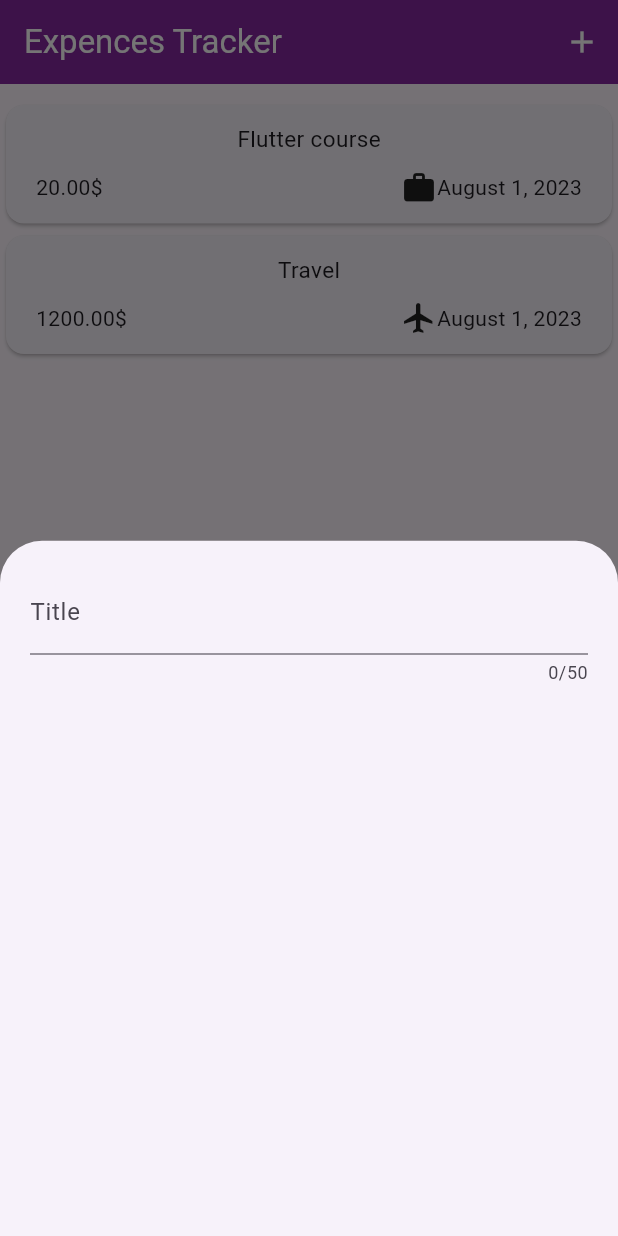
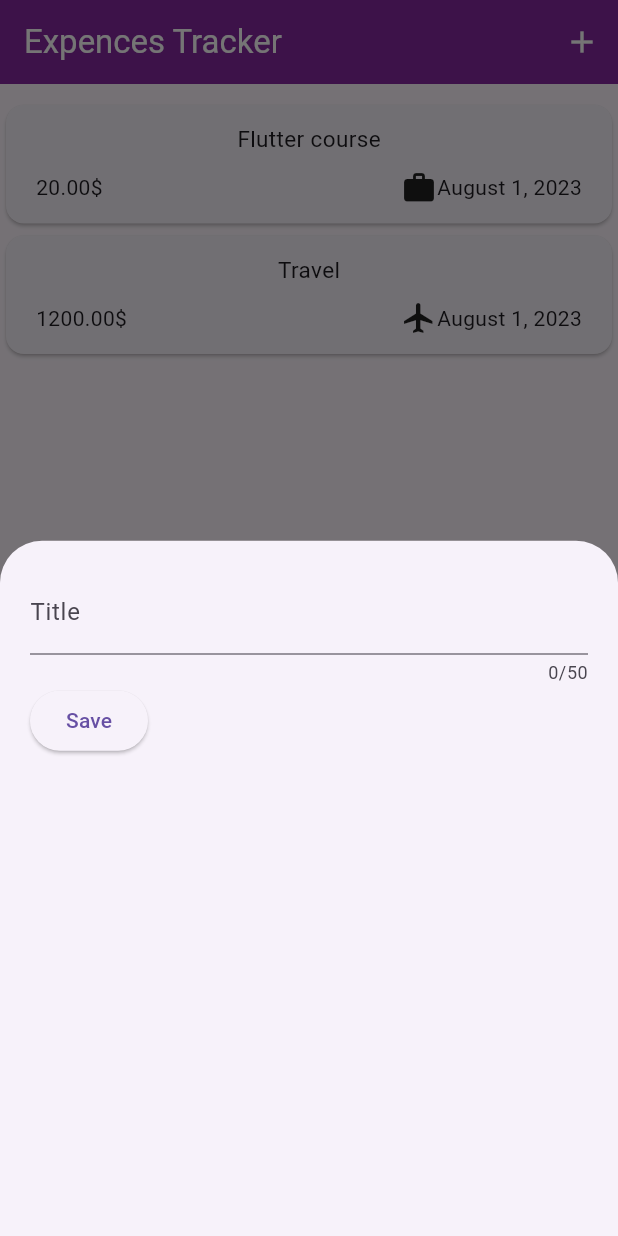
Before and after one commit to HachemiIbrahim/expences-tracker, a Flutter app: the screen it shows after launch, after a tap on the "add" icon, on a phone screen of 412 x 824 dp. Run offline on Flutter 3.47's test engine with Material 2 defaults, Android fonts, the light colour scheme and no system bars.

Commit message:
input_controller

```diff
--- a/lib/widgets/new_expence.dart
+++ b/lib/widgets/new_expence.dart
@@ -10,19 +10,30 @@ class NewExpence extends StatefulWidget {
 }
 
 class _NewExpenceState extends State {
+  final _controller = TextEditingController();
+
   @override
   Widget build(BuildContext context) {
-    return const Padding(
-      padding: EdgeInsets.all(20),
+    return Padding(
+      padding: const EdgeInsets.all(20),
       child: Column(
         children: [
           TextField(
+            controller: _controller,
             maxLength: 50,
             keyboardType: TextInputType.name,
-            decoration: InputDecoration(
+            decoration: const InputDecoration(
               label: Text("Title"),
             ),
           ),
+          Row(
+            children: [
+              ElevatedButton(
+                onPressed: () {},
+                child: const Text("Save"),
+              )
+            ],
+          )
         ],
       ),
     );
```
